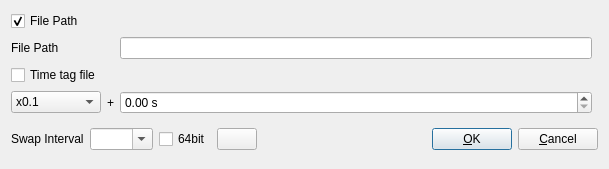
Old version of the form app/qtapp/appcmn_qt/fileoptdlg.ui in the repository lhuisman/myRTKLIB.
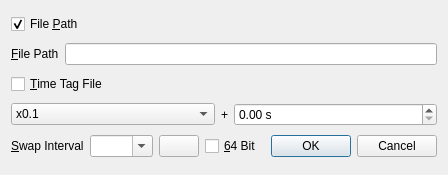
New version of the form. Icons and pictures are not drawn.

Diff of the .ui file:
```diff
--- a/app/qtapp/appcmn_qt/fileoptdlg.ui
+++ b/app/qtapp/appcmn_qt/fileoptdlg.ui
@@ -6,52 +6,61 @@
    <rect>
     <x>0</x>
     <y>0</y>
-    <width>609</width>
-    <height>169</height>
+    <width>448</width>
+    <height>175</height>
    </rect>
   </property>
   <property name="windowTitle">
    <string>File Options</string>
   </property>
-  <layout class="QGridLayout" name="gridLayout">
-   <item row="2" column="1">
+  <layout class="QVBoxLayout" name="verticalLayout">
+   <item>
+    <widget class="QCheckBox" name="cBPathEnable">
+     <property name="toolTip">
+      <string>Specify file path</string>
+     </property>
+     <property name="text">
+      <string>File &amp;Path</string>
+     </property>
+     <property name="checked">
+      <bool>true</bool>
+     </property>
+    </widget>
+   </item>
+   <item>
+    <layout class="QHBoxLayout" name="horizontalLayout_2">
+     <item>
     <widget class="QLabel" name="lbFilePath">
      <property name="text">
-      <string>File Path</string>
-     </property>
-    </widget>
-   </item>
-   <item row="4" column="3">
-    <widget class="QDoubleSpinBox" name="sBTimeStart">
-     <property name="toolTip">
-      <string>Start time</string>
-     </property>
-     <property name="suffix">
-      <string> s</string>
-     </property>
-     <property name="maximum">
-      <double>10000.000000000000000</double>
-     </property>
-    </widget>
-   </item>
-   <item row="2" column="3">
+        <string>&amp;File Path</string>
+       </property>
+       <property name="buddy">
+        <cstring>lEFilePath</cstring>
+       </property>
+      </widget>
+     </item>
+     <item>
     <widget class="QLineEdit" name="lEFilePath">
      <property name="toolTip">
       <string>File path</string>
      </property>
     </widget>
    </item>
-   <item row="3" column="1">
+    </layout>
+   </item>
+   <item>
     <widget class="QCheckBox" name="cBTimeTag">
      <property name="toolTip">
       <string>Generate time tag file</string>
      </property>
      <property name="text">
-      <string>Time tag file</string>
+      <string>&amp;Time Tag File</string>
      </property>
     </widget>
    </item>
-   <item row="4" column="1">
+   <item>
+    <layout class="QHBoxLayout" name="horizontalLayout_3">
+     <item>
     <widget class="QComboBox" name="cBTimeSpeed">
      <property name="toolTip">
       <string>File read speed</string>
@@ -93,48 +102,46 @@
      </item>
     </widget>
    </item>
-   <item row="4" column="2">
+     <item>
     <widget class="QLabel" name="lbPlus">
+       <property name="sizePolicy">
+        <sizepolicy hsizetype="Fixed" vsizetype="Preferred">
+         <horstretch>0</horstretch>
+         <verstretch>0</verstretch>
+        </sizepolicy>
+       </property>
      <property name="text">
       <string>+</string>
      </property>
     </widget>
    </item>
-   <item row="1" column="1">
-    <widget class="QCheckBox" name="cBPathEnable">
+     <item>
+      <widget class="QDoubleSpinBox" name="sBTimeStart">
      <property name="toolTip">
-      <string>Specify file path</string>
-     </property>
-     <property name="text">
-      <string>File Path</string>
-     </property>
-     <property name="checked">
-      <bool>true</bool>
+        <string>Start time</string>
+       </property>
+       <property name="suffix">
+        <string> s</string>
+       </property>
+       <property name="maximum">
+        <double>10000.000000000000000</double>
      </property>
     </widget>
    </item>
-   <item row="7" column="1" colspan="4">
-    <widget class="QWidget" name="widget" native="true">
-     <layout class="QHBoxLayout" name="horizontalLayout">
-      <property name="leftMargin">
-       <number>0</number>
-      </property>
-      <property name="topMargin">
-       <number>0</number>
-      </property>
-      <property name="rightMargin">
-       <number>0</number>
-      </property>
-      <property name="bottomMargin">
-       <number>0</number>
-      </property>
+    </layout>
+   </item>
+   <item>
+    <layout class="QHBoxLayout" name="horizontalLayout_4">
       <item>
        <widget class="QLabel" name="lbSwapInterval">
         <property name="toolTip">
          <string/>
         </property>
         <property name="text">
-         <string>Swap Interval</string>
+        <string>&amp;Swap Interval</string>
+       </property>
+       <property name="buddy">
+        <cstring>cBSwapInterval</cstring>
         </property>
        </widget>
       </item>
@@ -193,16 +200,6 @@
         </item>
        </widget>
       </item>
-      <item>
-       <widget class="QCheckBox" name="cB64Bit">
-        <property name="toolTip">
-         <string>64 bit format for time tag file</string>
-        </property>
-        <property name="text">
-         <string>64bit</string>
-        </property>
-       </widget>
-      </item>
       <item>
        <widget class="QPushButton" name="btnKey">
         <property name="sizePolicy">
@@ -224,46 +221,23 @@
        </widget>
       </item>
       <item>
-       <spacer name="horizontalSpacer">
-        <property name="orientation">
-         <enum>Qt::Horizontal</enum>
-        </property>
-        <property name="sizeHint" stdset="0">
-         <size>
-          <width>40</width>
-          <height>20</height>
-         </size>
-        </property>
-       </spacer>
-      </item>
-      <item>
-       <widget class="QPushButton" name="btnOk">
+      <widget class="QCheckBox" name="cB64Bit">
         <property name="toolTip">
          <string/>
         </property>
         <property name="text">
-         <string>&amp;OK</string>
-        </property>
-        <property name="autoDefault">
-         <bool>true</bool>
-        </property>
-        <property name="default">
-         <bool>true</bool>
-        </property>
+        <string>&amp;64 Bit</string>
+       </property>
        </widget>
       </item>
       <item>
-       <widget class="QPushButton" name="btnCancel">
-        <property name="toolTip">
-         <string/>
-        </property>
-        <property name="text">
-         <string>&amp;Cancel</string>
-        </property>
+      <widget class="QDialogButtonBox" name="buttonBox">
+       <property name="standardButtons">
+        <set>QDialogButtonBox::Cancel|QDialogButtonBox::Ok</set>
+       </property>
        </widget>
       </item>
      </layout>
-    </widget>
    </item>
   </layout>
  </widget>
```
Left out of the diff: 8 changed lines with no effect on the pictures. Lines whose indentation alone changed are shown as unchanged.
